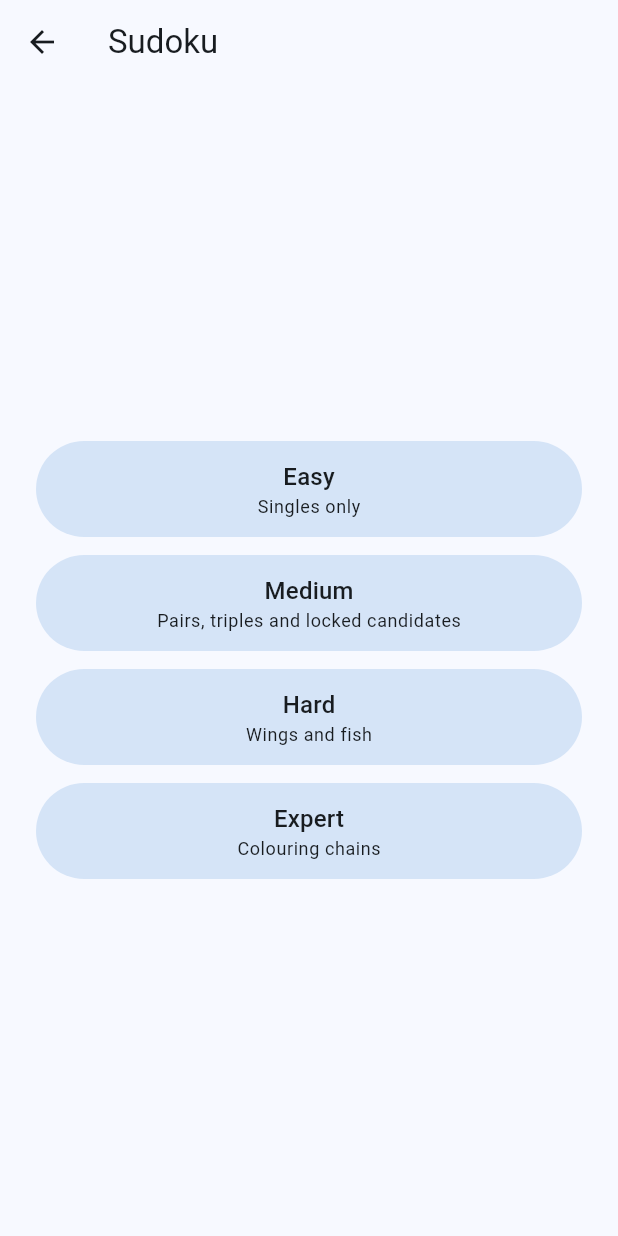
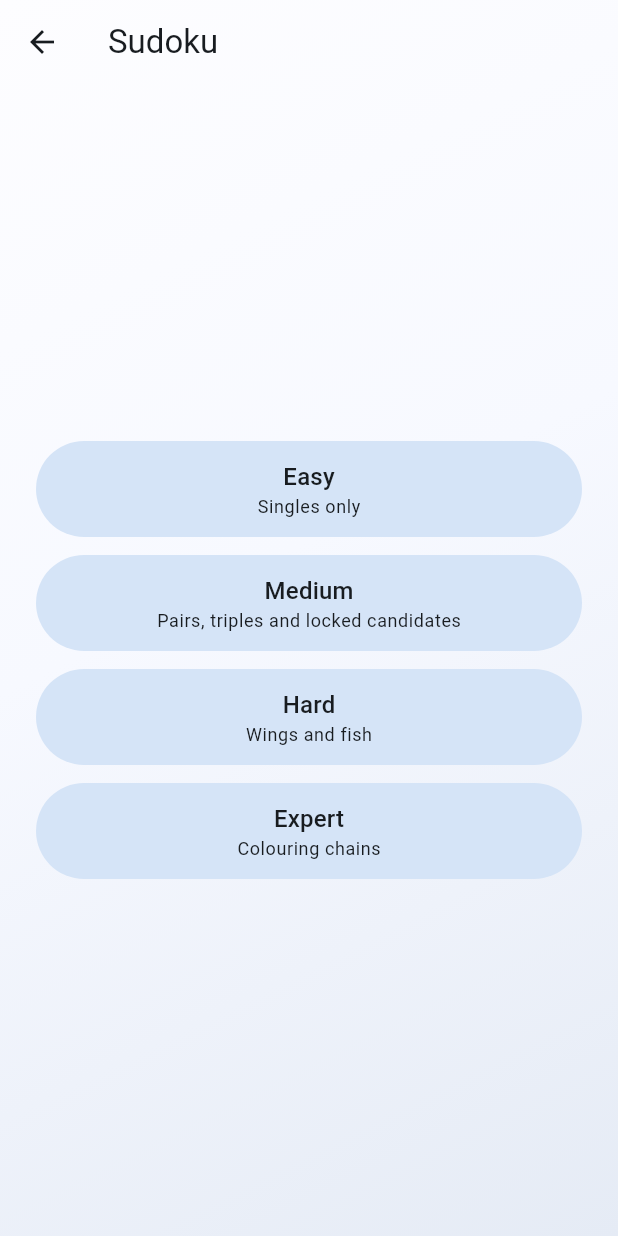
Before and after one commit to marcobonechi/actufree, a Flutter app: the screen it shows after launch, after a tap on "Sudoku", on a phone screen of 412 x 824 dp. Run offline on Flutter 3.47's test engine with Material 3 defaults, Android fonts, the phone set to English and light mode, and no system bars; our stand-ins replace shared_preferences.

Commit message:
A gentle backdrop behind every screen
Flat single-colour backgrounds read as raw. Every screen now sits on a
soft diagonal wash instead.

It lives in puzzle_kit and is applied once through MaterialApp.builder,
so it stays put across route transitions and no game has to remember to
ask for it — which is also what makes it read as the app's surface
rather than as decoration on a particular page. The scaffold and app bar
go transparent to let it through.

Derived from the colour scheme rather than written out, so it follows the
seed and both brightnesses without a second set of constants to keep in
step. Light lifts towards white at the top and settles into a hint of the
seed at the bottom; dark does the reverse, since a dark screen that gets
lighter downward looks upside down.

Kept deliberately faint, with a test holding both ends within 0.16
luminance of the surface. A board is a grid of coloured squares, and a
background with opinions would be competing with it all game.

Co-Authored-By: Claude Opus 5 <noreply@anthropic.com>

```diff
--- a/puzzles/app/lib/main.dart
+++ b/puzzles/app/lib/main.dart
@@ -45,6 +45,11 @@ class ActufreeApp extends StatelessWidget {
       builder: (BuildContext context, _) => MaterialApp(
         title: 'Actufree',
         debugShowCheckedModeBanner: false,
+        // One backdrop behind the whole app rather than one per screen: it
+        // stays put across route transitions, which is what makes it read as
+        // the app's surface rather than as decoration on a particular page.
+        builder: (BuildContext context, Widget? child) =>
+            PuzzleBackdrop(child: child ?? const SizedBox.shrink()),
         theme: actufreeTheme(Brightness.light),
         darkTheme: actufreeTheme(Brightness.dark),
         themeMode: settings.themeMode,
--- a/puzzles/packages/puzzle_kit/lib/src/theme.dart
+++ b/puzzles/packages/puzzle_kit/lib/src/theme.dart
@@ -19,5 +19,66 @@ ThemeData buildTheme({
     ),
     useMaterial3: true,
     extensions: extensions,
+    // The backdrop is painted once behind the whole app by [PuzzleBackdrop],
+    // so the scaffold and the app bar get out of its way rather than each
+    // laying a flat panel over the top of it.
+    scaffoldBackgroundColor: Colors.transparent,
+    appBarTheme: const AppBarTheme(
+      backgroundColor: Colors.transparent,
+      surfaceTintColor: Colors.transparent,
+      elevation: 0,
+      scrolledUnderElevation: 0,
+    ),
   );
 }
+
+/// The wash that sits behind every screen.
+///
+/// Diagonal rather than straight down, and only a few levels of lightness from
+/// end to end. The point is to stop a screen reading as a flat sheet of one
+/// colour, not to be noticed: a board is a grid of coloured squares and a
+/// background with opinions would be competing with it all game.
+///
+/// Derived from [scheme] rather than written out, so it follows the seed
+/// colour and both brightnesses without a second set of constants to keep in
+/// step.
+Gradient backdropGradient(ColorScheme scheme) {
+  final surface = scheme.surface;
+  final dark = scheme.brightness == Brightness.dark;
+  return LinearGradient(
+    begin: Alignment.topLeft,
+    end: Alignment.bottomRight,
+    stops: const <double>[0, 0.45, 1],
+    colors: <Color>[
+      // Light lifts towards white at the top and settles into a hint of the
+      // seed at the bottom. Dark does the opposite, since a dark screen that
+      // gets lighter towards the bottom looks upside down.
+      Color.lerp(surface, dark ? scheme.primary : Colors.white, dark ? 0.09 : 0.7)!,
+      surface,
+      Color.lerp(surface, dark ? Colors.black : scheme.primary, dark ? 0.4 : 0.09)!,
+    ],
+  );
+}
+
+/// Paints [backdropGradient] behind [child].
+///
+/// Meant to wrap the whole app through `MaterialApp.builder`, so every screen
+/// and every game sits on the same backdrop and none of them has to remember
+/// to ask for it.
+class PuzzleBackdrop extends StatelessWidget {
+  /// Puts the backdrop behind [child].
+  const PuzzleBackdrop({required this.child, super.key});
+
+  /// What sits on the backdrop.
+  final Widget child;
+
+  @override
+  Widget build(BuildContext context) {
+    return DecoratedBox(
+      decoration: BoxDecoration(
+        gradient: backdropGradient(Theme.of(context).colorScheme),
+      ),
+      child: child,
+    );
+  }
+}
```
Also changed, not shown: 1 other file.
